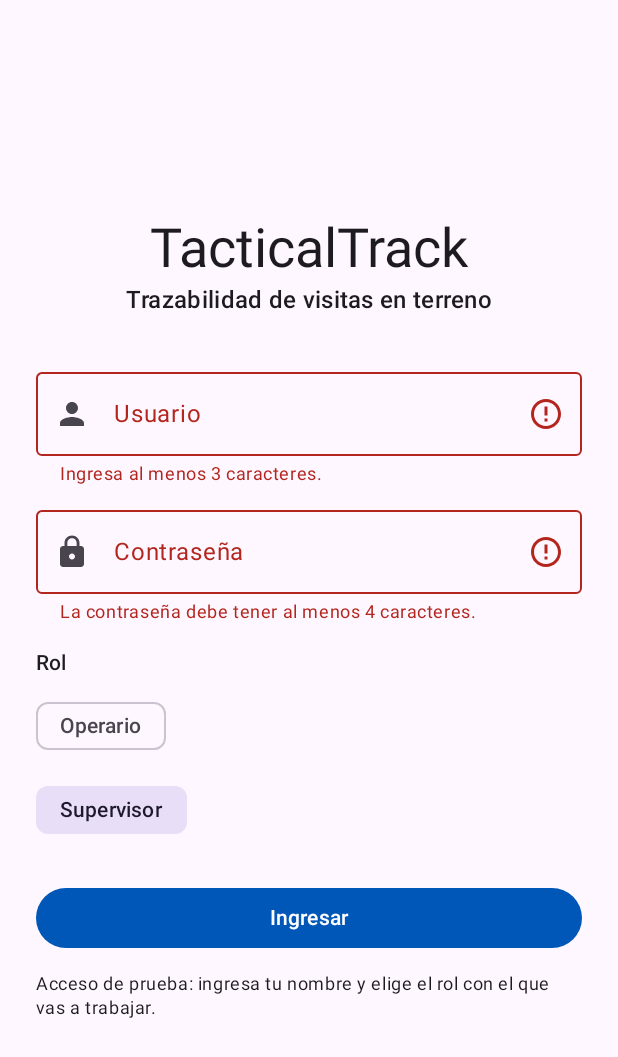
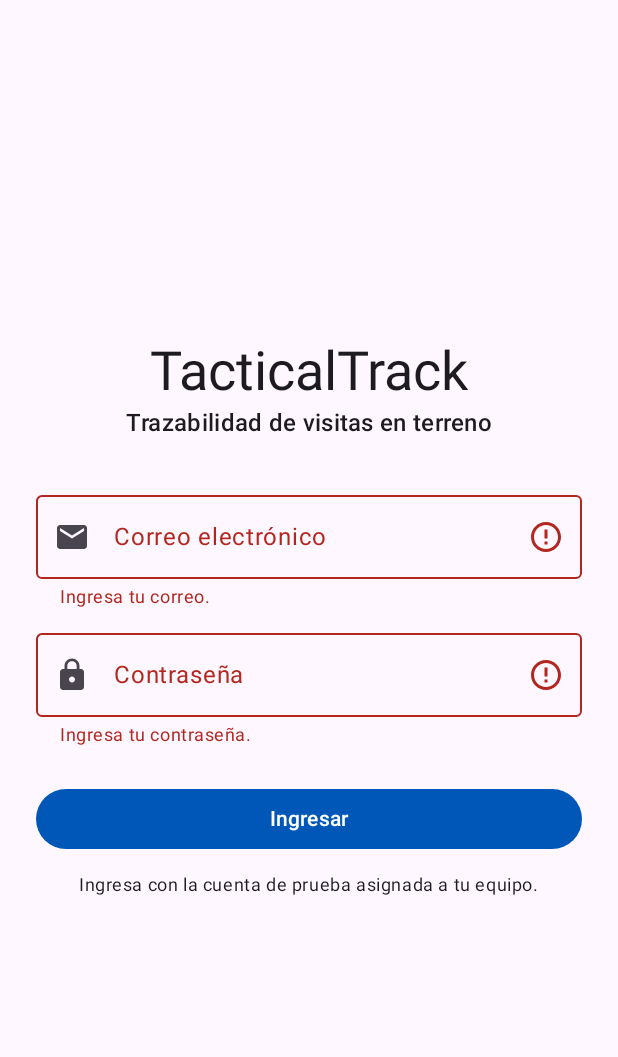
Before and after one commit to KevinValdess/TacticalTrack, an Android app built with Jetpack Compose: the screen it shows after launch (MainActivity), after a tap on "Ingresar", on a phone screen of 412 x 824 dp. Shown: the top 1057 px of the screen. Run offline under Robolectric (Android 15) with nearby library versions, the phone set to English and light mode, and no system bars; our stand-ins replace Room's generated code, window size class; pictures from the network do not load; 2 other taps on this screen came first.

Commit message:
Asignar roles mediante cuentas de prueba y quitar el selector de acceso

```diff
--- a/APP/app/build.gradle.kts
+++ b/APP/app/build.gradle.kts
@@ -133,7 +133,7 @@ dependencies {
 jacoco { toolVersion = "0.8.12" }
 val logicClasses = fileTree(layout.buildDirectory.dir("tmp/kotlin-classes/debug")) {
     include("**/viewmodel/VisitViewModel*.class", "**/viewmodel/LoginViewModel*.class", "**/viewmodel/WeatherViewModel*.class")
-    include("**/data/repository/VisitRepository*.class", "**/data/repository/WeatherRepository*.class", "**/data/repository/CatalogRepository*.class", "**/data/repository/DeviceRegistrationRepository*.class", "**/domain/*.class")
+    include("**/data/repository/DemoAccountsRepository*.class", "**/data/repository/VisitRepository*.class", "**/data/repository/WeatherRepository*.class", "**/data/repository/CatalogRepository*.class", "**/data/repository/DeviceRegistrationRepository*.class", "**/domain/*.class")
     exclude("**/*Factory*.class")
 }
 val logicSources = files("src/main/java")
--- /dev/null
+++ b/APP/app/src/main/java/cl/duoc/tacticaltrack/data/repository/DemoAccountsRepository.kt
@@ -0,0 +1,17 @@
+package cl.duoc.tacticaltrack.data.repository
+
+import cl.duoc.tacticaltrack.model.DemoAccount
+
+/** Validación local de prueba; no establece una sesión en el servidor. */
+class DemoAccountsRepository {
+    private val accounts = listOf(
+        DemoAccount("kevin@tacticaltrack.example", "Tactical123", "Kevin", "Supervisor"),
+        DemoAccount("jona@tacticaltrack.example", "Tactical123", "Jona", "Operario"),
+        DemoAccount("victor@tacticaltrack.example", "Tactical123", "Víctor", "Operario")
+    )
+
+    fun authenticate(email: String, password: String): DemoAccount? =
+        accounts.firstOrNull {
+            it.email.equals(email.trim(), ignoreCase = true) && it.password == password
+        }
+}
--- /dev/null
+++ b/APP/app/src/main/java/cl/duoc/tacticaltrack/model/DemoAccount.kt
@@ -0,0 +1,9 @@
+package cl.duoc.tacticaltrack.model
+
+/** Cuenta ficticia para recorrer los flujos de la evaluación. */
+data class DemoAccount(
+    val email: String,
+    val password: String,
+    val name: String,
+    val role: String
+)
--- a/APP/app/src/main/java/cl/duoc/tacticaltrack/ui/screens/LoginScreen.kt
+++ b/APP/app/src/main/java/cl/duoc/tacticaltrack/ui/screens/LoginScreen.kt
@@ -9,9 +9,8 @@ import androidx.compose.foundation.text.KeyboardOptions
 import androidx.compose.material.icons.Icons
 import androidx.compose.material.icons.filled.ErrorOutline
 import androidx.compose.material.icons.filled.Lock
-import androidx.compose.material.icons.filled.Person
+import androidx.compose.material.icons.filled.Email
 import androidx.compose.material3.Button
-import androidx.compose.material3.FilterChip
 import androidx.compose.material3.Icon
 import androidx.compose.material3.MaterialTheme
 import androidx.compose.material3.OutlinedTextField
@@ -53,12 +52,14 @@ fun LoginScreen(
             OutlinedTextField(
                 value = state.username,
                 onValueChange = viewModel::onUsernameChange,
-                label = { Text("Usuario") },
-                leadingIcon = { Icon(Icons.Default.Person, contentDescription = null) },
+                label = { Text("Correo electrónico") },
+                keyboardOptions = KeyboardOptions(keyboardType = KeyboardType.Email),
+                singleLine = true,
+                leadingIcon = { Icon(Icons.Default.Email, contentDescription = null) },
                 isError = state.usernameError != null,
                 trailingIcon = {
                     if (state.usernameError != null) {
-                        Icon(Icons.Default.ErrorOutline, contentDescription = "Error de usuario")
+                        Icon(Icons.Default.ErrorOutline, contentDescription = "Error de correo")
                     }
                 },
                 supportingText = {
@@ -88,34 +89,11 @@ fun LoginScreen(
                     .padding(top = 8.dp)
             )
 
-            Text(
-                "Rol",
-                style = MaterialTheme.typography.labelLarge,
-                modifier = Modifier
-                    .fillMaxWidth()
-                    .padding(top = 16.dp, bottom = 8.dp)
-            )
-
-            Column(
-                modifier = Modifier.fillMaxWidth(),
-                verticalArrangement = Arrangement.spacedBy(8.dp)
-            ) {
-                FilterChip(
-                    selected = state.role == "Operario",
-                    onClick = { viewModel.onRoleChange("Operario") },
-                    label = { Text("Operario") }
-                )
-                FilterChip(
-                    selected = state.role == "Supervisor",
-                    onClick = { viewModel.onRoleChange("Supervisor") },
-                    label = { Text("Supervisor") }
-                )
-            }
-
             Button(
                 onClick = {
                     if (viewModel.validateAndRemember()) {
-                        onLoginSuccess(state.username.trim(), state.role)
+                        val account = viewModel.uiState.value
+                        onLoginSuccess(account.displayName, account.role)
                     }
                 },
                 modifier = Modifier
@@ -126,7 +104,7 @@ fun LoginScreen(
             }
 
             Text(
-                "Acceso de prueba: ingresa tu nombre y elige el rol con el que vas a trabajar.",
+                "Ingresa con la cuenta de prueba asignada a tu equipo.",
                 style = MaterialTheme.typography.bodySmall,
                 modifier = Modifier.padding(top = 12.dp)
             )
--- a/APP/app/src/main/java/cl/duoc/tacticaltrack/viewmodel/LoginViewModel.kt
+++ b/APP/app/src/main/java/cl/duoc/tacticaltrack/viewmodel/LoginViewModel.kt
@@ -4,6 +4,7 @@ import androidx.lifecycle.ViewModel
 import androidx.lifecycle.ViewModelProvider
 import androidx.lifecycle.viewModelScope
 import cl.duoc.tacticaltrack.data.repository.UserPreferencesRepository
+import cl.duoc.tacticaltrack.data.repository.DemoAccountsRepository
 import kotlinx.coroutines.flow.MutableStateFlow
 import kotlinx.coroutines.flow.StateFlow
 import kotlinx.coroutines.flow.asStateFlow
@@ -14,13 +15,15 @@ import kotlinx.coroutines.launch
 data class LoginUiState(
     val username: String = "",
     val password: String = "",
-    val role: String = "Operario",
+    val role: String = "",
+    val displayName: String = "",
     val usernameError: String? = null,
     val passwordError: String? = null
 )
 
 class LoginViewModel(
-    private val preferencesRepository: UserPreferencesRepository
+    private val preferencesRepository: UserPreferencesRepository,
+    private val accountsRepository: DemoAccountsRepository = DemoAccountsRepository()
 ) : ViewModel() {
 
     private val _uiState = MutableStateFlow(LoginUiState())
@@ -29,45 +32,46 @@ class LoginViewModel(
     init {
         viewModelScope.launch {
             val remembered = preferencesRepository.lastUsername.first()
-            if (remembered.isNotBlank()) {
+            if (remembered.isNotBlank() && _uiState.value.username.isBlank()) {
                 _uiState.update { it.copy(username = remembered) }
             }
         }
     }
 
     fun onUsernameChange(value: String) {
-        _uiState.update { it.copy(username = value, usernameError = null) }
+        _uiState.update { it.copy(username = value, usernameError = null, passwordError = null, role = "", displayName = "") }
     }
 
     fun onPasswordChange(value: String) {
-        _uiState.update { it.copy(password = value, passwordError = null) }
-    }
-
-    fun onRoleChange(value: String) {
-        _uiState.update { it.copy(role = value) }
+        _uiState.update { it.copy(password = value, passwordError = null, role = "", displayName = "") }
     }
 
     fun validateAndRemember(): Boolean {
         val state = _uiState.value
-        val userError = if (state.username.trim().length < 3) {
-            "Ingresa al menos 3 caracteres."
-        } else null
+        val email = state.username.trim()
+        val userError = if (email.isBlank()) "Ingresa tu correo." else null
+        val passError = if (state.password.isBlank()) "Ingresa tu contraseña." else null
+        if (userError != null || passError != null) {
+            _uiState.update {
+                it.copy(usernameError = userError, passwordError = passError, role = "", displayName = "")
+            }
+            return false
+        }
 
-        val passError = if (state.password.length < 4) {
-            "La contraseña debe tener al menos 4 caracteres."
-        } else null
+        val account = accountsRepository.authenticate(email, state.password)
+        if (account == null) {
+            _uiState.update {
+                it.copy(passwordError = "Correo o contraseña incorrectos.", role = "", displayName = "")
+            }
+            return false
+        }
 
         _uiState.update {
-            it.copy(usernameError = userError, passwordError = passError)
+            it.copy(username = account.email, password = "", role = account.role,
+                displayName = account.name, usernameError = null, passwordError = null)
         }
-
-        val valid = userError == null && passError == null
-        if (valid) {
-            viewModelScope.launch {
-                preferencesRepository.saveLastUsername(state.username.trim())
-            }
-        }
-        return valid
+        viewModelScope.launch { preferencesRepository.saveLastUsername(account.email) }
+        return true
     }
 
     class Factory(
```
Also changed, not shown: 3 other files.
